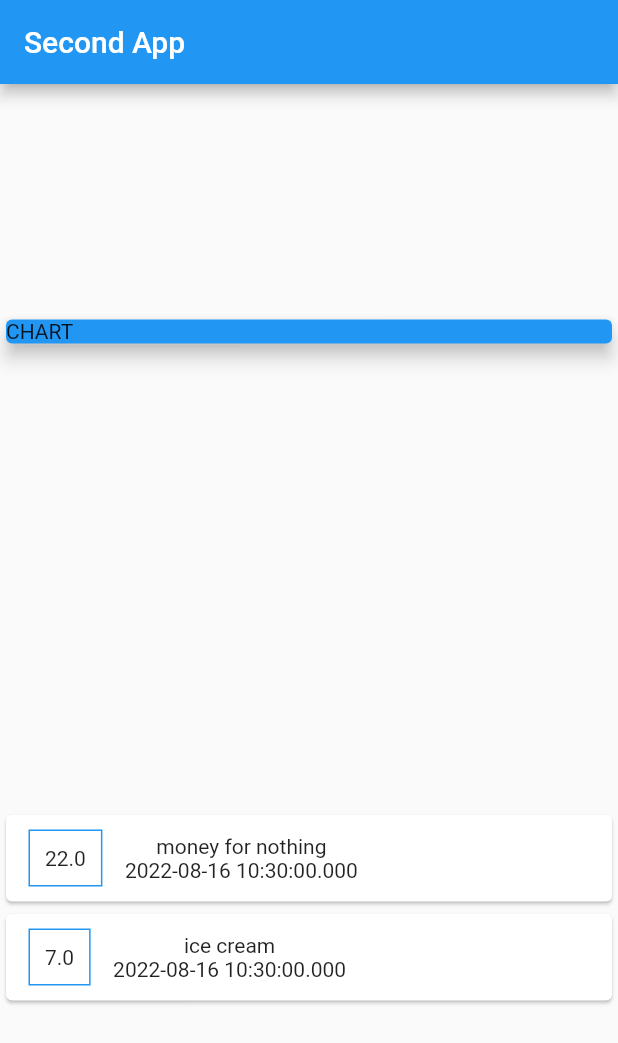
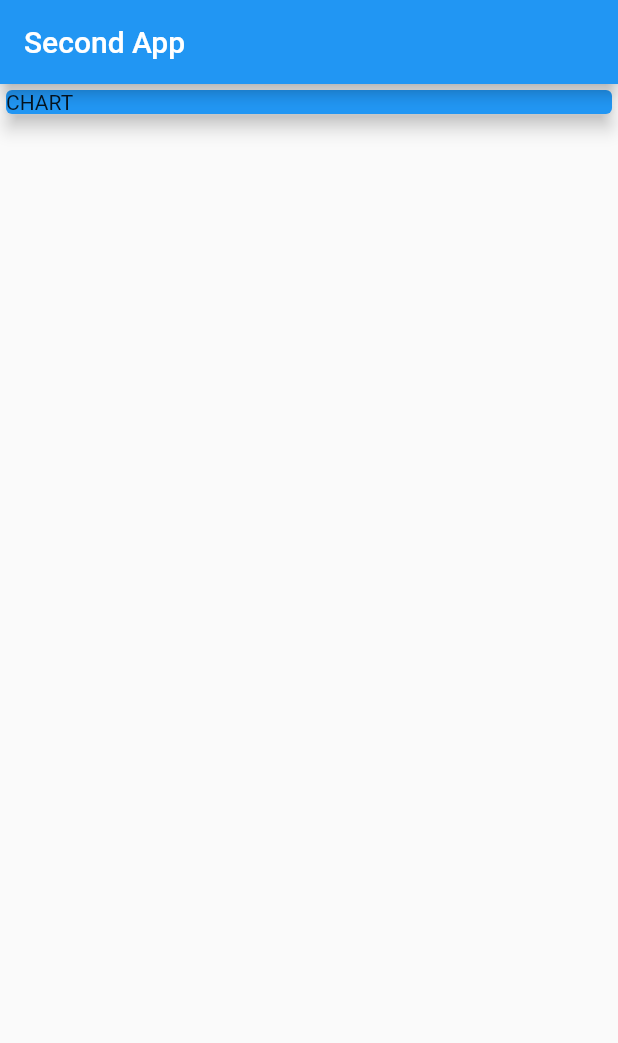
Before and after one commit to sthisfake/expenses-app, a Flutter app: the screen it shows after launch, on a phone screen of 412 x 824 dp. Shown: the top 1043 px of the screen. Run offline on Flutter 3.47's test engine with Material 2 defaults, Android fonts, the phone set to English and light mode, and no system bars.

Commit message:
doing great

```diff
--- a/expenses app/lib/main.dart
+++ b/expenses app/lib/main.dart
@@ -1,5 +1,6 @@
 import 'package:flutter/material.dart';
-import 'package:second_app/transaction.dart';
+import 'package:second_app/widgets/new_transaction.dart';
+import 'package:second_app/widgets/transaction_lis.dart';
 
 void main() => runApp(MyApp());
 
@@ -14,11 +15,6 @@ class MyApp extends StatelessWidget {
 }
 
 class MyHomePage extends StatelessWidget {
-  List<Transaction> transaction = [
-    Transaction("money for nothing", 22),
-    Transaction("ice cream", 7)
-  ];
-
   @override
   Widget build(BuildContext context) {
     return Scaffold(
@@ -26,7 +22,7 @@ class MyHomePage extends StatelessWidget {
         title: Text('Second App'),
       ),
       body: Column(
-        mainAxisAlignment: MainAxisAlignment.spaceAround,
+        mainAxisAlignment: MainAxisAlignment.start,
         crossAxisAlignment: CrossAxisAlignment.stretch,
         children: <Widget>[
           Container(
@@ -37,36 +33,7 @@ class MyHomePage extends StatelessWidget {
               elevation: 5,
             ),
           ),
-          Column(
-            children: transaction.map((sth) {
-              return Card(
-                child :Row(
-                  children:<Widget> [
-                    Container(
-                      margin: EdgeInsets.symmetric(
-                        vertical: 10,
-                        horizontal: 15 ,
-                      ),
-                      decoration: BoxDecoration(
-                        border: Border.all(
-                          color: Colors.blue ,
-                          width: 1 ,
-                        )
-                      ),
-                      padding: EdgeInsets.all(10),
-                      child: Text(
-                        sth.price.toString()
-                      ),
-                    ),
-                    Column(children: <Widget> [
-                      Text(sth.title.toString()),
-                      Text(sth.date.toString())
-                    ],)
-                  ]
-                  ,)
-              );
-            }).toList(),
-          )
+
         ],
       ),
     );
--- a/expenses app/lib/transaction.dart
+++ b/expenses app/lib/models/transaction.dart
@@ -5,7 +5,7 @@ class Transaction {
   int? id ;
   String? title ;
   double? price ;
-  DateTime? date;
+  DateTime date = DateTime.now() ;
 
   Transaction(String title , double price) {
     this.title = title ;
--- a/expenses app/pubspec.yaml
+++ b/expenses app/pubspec.yaml
@@ -29,7 +29,7 @@ environment:
 dependencies:
   flutter:
     sdk: flutter
-
+  intl: ^0.17.0
 
   # The following adds the Cupertino Icons font to your application.
   # Use with the CupertinoIcons class for iOS style icons.
```
Also changed, not shown: expenses app/lib/widgets/new_transaction.dart (added, +36 -0 lines), expenses app/lib/widgets/transaction_lis.dart (added, +57 -0 lines), expenses app/lib/widgets/user_transaction.dart (added, +23 -0 lines), expenses app/pubspec.lock.
